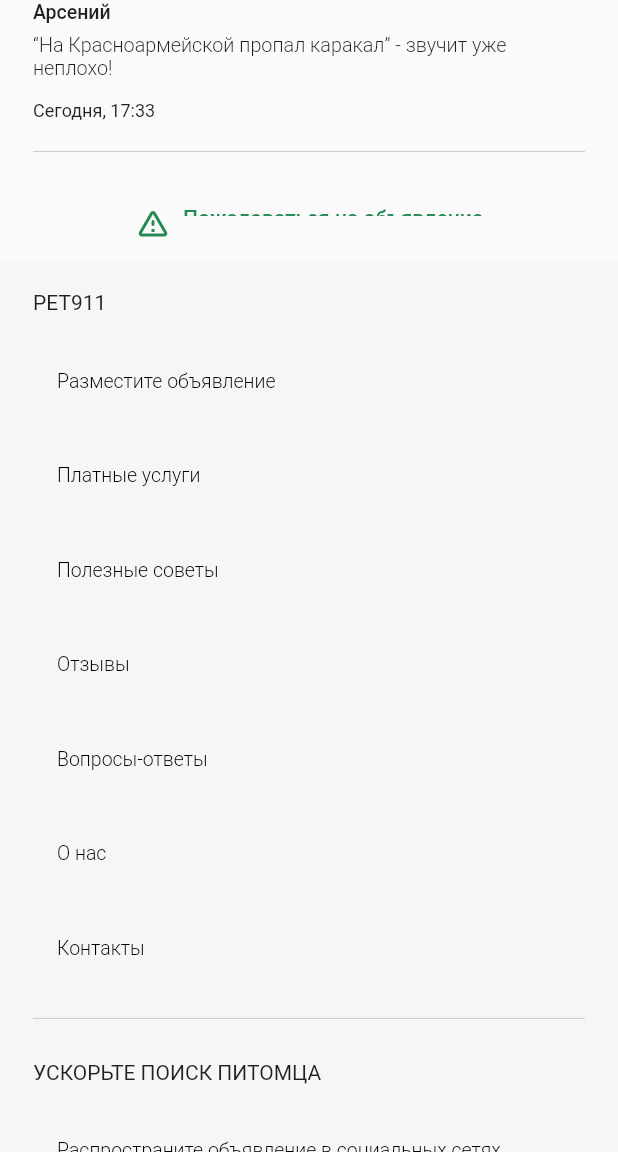
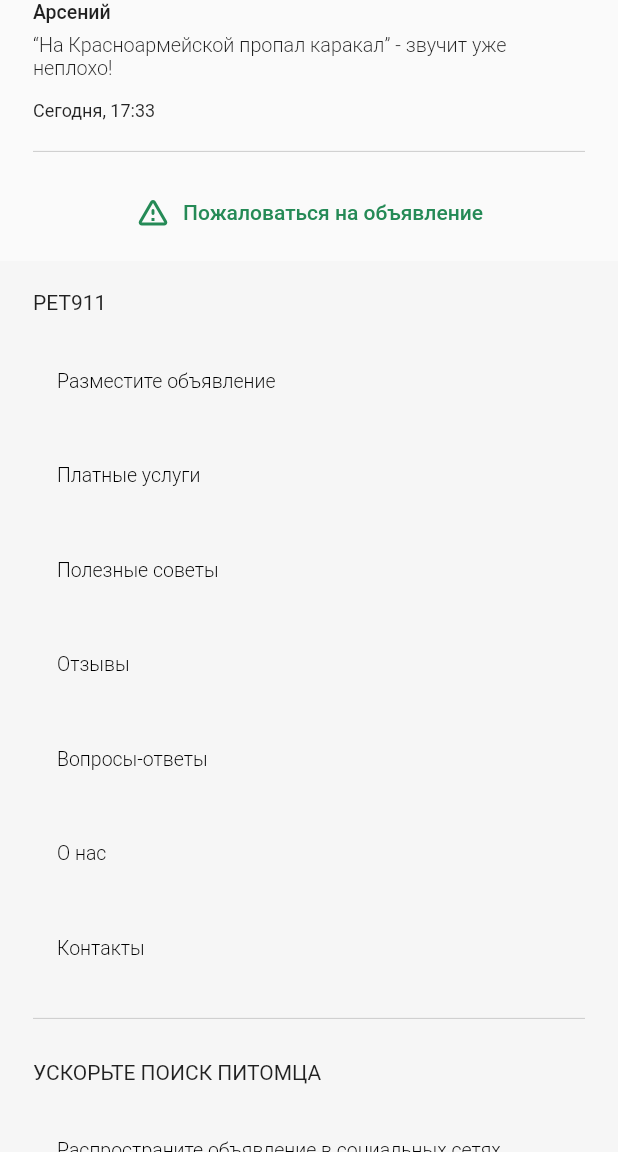
Before and after one commit to Stuzja/pet_lost, a Flutter app: the screen it shows after launch, scrolled down 1728 dp, on a phone screen of 412 x 824 dp, the part 84-1236 px from its top. Run offline on Flutter 3.47's test engine with Material 2 defaults, Android fonts, the phone set to English and light mode, and no system bars; our stand-ins replace font_awesome_flutter, share; network calls fail.

Commit message:
Продолжена работа над TextField, paddingами

```diff
--- a/lib/main.dart
+++ b/lib/main.dart
@@ -1,4 +1,5 @@
 import 'package:flutter/material.dart';
+import 'package:flutter/services.dart';
 import 'package:share/share.dart';
 import 'package:pet_lost/widgets/footer.dart';
 import 'package:pet_lost/widgets/comment.dart';
@@ -13,21 +14,15 @@ void main() {
 class MyApp extends StatelessWidget {
   const MyApp({Key? key}) : super(key: key);
 
-  // This widget is the root of your application.
   @override
   Widget build(BuildContext context) {
+    SystemChrome.setPreferredOrientations([
+      DeviceOrientation.portraitUp,
+      DeviceOrientation.portraitDown,
+    ]);
     return MaterialApp(
       title: 'Flutter Demo',
       theme: ThemeData(
-        // This is the theme of your application.
-        //
-        // Try running your application with "flutter run". You'll see the
-        // application has a blue toolbar. Then, without quitting the app, try
-        // changing the primarySwatch below to Colors.green and then invoke
-        // "hot reload" (press "r" in the console where you ran "flutter run",
-        // or simply save your changes to "hot reload" in a Flutter IDE).
-        // Notice that the counter didn't reset back to zero; the application
-        // is not restarted.
         primarySwatch: Colors.blue,
       ),
       home: const MyHomePage(title: 'Flutter Demo Home Page'),
@@ -37,15 +32,6 @@ class MyApp extends StatelessWidget {
 
 class MyHomePage extends StatefulWidget {
   const MyHomePage({Key? key, required this.title}) : super(key: key);
-
-  // This widget is the home page of your application. It is stateful, meaning
-  // that it has a State object (defined below) that contains fields that affect
-  // how it looks.
-
-  // This class is the configuration for the state. It holds the values (in this
-  // case the title) provided by the parent (in this case the App widget) and
-  // used by the build method of the State. Fields in a Widget subclass are
-  // always marked "final".
 
   final String title;
 
@@ -57,15 +43,14 @@ class _MyHomePageState extends State<MyHomePage> {
   bool _wasTap = false;
   int activePage = 0;
   bool showNumber = false;
+  var _controller = TextEditingController();
+
   @override
   Widget build(BuildContext context) {
-    // This method is rerun every time setState is called, for instance as done
-    // by the _incrementCounter method above.
-    //
-    // The Flutter framework has been optimized to make rerunning build methods
-    // fast, so that you can just rebuild anything that needs updating rather
-    // than having to individually change instances of widgets.
+    final mediaQuery = MediaQuery.of(context);
+
     return Scaffold(
+      //AppBar
       appBar: AppBar(
           backgroundColor: Colors.white,
           elevation: 0,
@@ -95,7 +80,7 @@ class _MyHomePageState extends State<MyHomePage> {
             ),
             IconButton(
               onPressed: () {
-                Share.share("hhh");
+                Share.share("Пропал питомец");
               },
               icon: const Icon(Icons.upload),
               color: const Color.fromRGBO(37, 138, 86, 1),
@@ -103,11 +88,12 @@ class _MyHomePageState extends State<MyHomePage> {
           ]),
       body: Center(
           child: ListView(children: <Widget>[
+        //Карусель фото
         Stack(alignment: AlignmentDirectional.bottomCenter, children: [
-          SizedBox(
+          Container(
               height: 250,
               child: PageView(
-                scrollDirection: Axis.vertical,
+                scrollDirection: Axis.horizontal,
                 physics: const BouncingScrollPhysics(),
                 onPageChanged: (page) {
                   setState(() {
@@ -115,20 +101,22 @@ class _MyHomePageState extends State<MyHomePage> {
                   });
                 },
                 children: [
-                  Image.network(shlepas[0]),
-                  Image.network(shlepas[1]),
-                  Image.network(shlepas[2]),
-                  Image.network(shlepas[3])
+                  Image.network(shlepas[0], fit: BoxFit.fill),
+                  Image.network(shlepas[1], fit: BoxFit.fill),
+                  Image.network(shlepas[2], fit: BoxFit.fill),
+                  Image.network(shlepas[3], fit: BoxFit.fill)
                 ],
               )),
           Container(
+            margin: EdgeInsets.all(20.5),
             decoration: BoxDecoration(
                 color: Colors.black.withOpacity(0.7),
                 borderRadius: BorderRadius.circular(3)),
             child: Text('  ${activePage + 1}/4  ',
                 style: TextStyle(color: Colors.white, fontSize: 11)),
-              margin: EdgeInsets.all(20.5))
+          )
         ]),
+
         Padding(
             padding: const EdgeInsets.only(
                 left: 22.0, top: 16.93, right: 22.0, bottom: 0),
@@ -196,33 +184,12 @@ class _MyHomePageState extends State<MyHomePage> {
                     style:
                         TextStyle(fontSize: 14, fontWeight: FontWeight.w500)),
                 const SizedBox(height: 15),
-                Row(children: [
-                  buildBigSocialButton(
-                    icon: FontAwesomeIcons.facebookSquare,
-                    color: Color(0xFF0075fc),
-                    onClicked: () => share(SocialMedia.facebook),
-                  ),
-                  const SizedBox(
-                    width: 8,
-                  ),
-                  buildBigSocialButton(
-                    icon: FontAwesomeIcons.twitter,
-                    color: Color(0xFF1da1f2),
-                    onClicked: () => share(SocialMedia.twitter),
-                  ),
-                  const SizedBox(
-                    width: 8,
-                  ),
-                  buildBigSocialButton(
-                    icon: FontAwesomeIcons.vk,
-                    color: const Color.fromRGBO(39, 135, 245, 1),
-                    onClicked: () => share(SocialMedia.vk),
-                  ),
-                ]),
+                buildBigSocialButtons(),
                 const Divider(color: Color.fromRGBO(203, 203, 203, 1)),
                 Row(
                   children: [
                     Column(
+                      mainAxisAlignment: MainAxisAlignment.spaceAround,
                       crossAxisAlignment: CrossAxisAlignment.start,
                       children: const [
                         Text("Номер объявления",
@@ -312,26 +279,39 @@ class _MyHomePageState extends State<MyHomePage> {
                         fontFamily: "MuseoCyrl")),
               ],
             )),
+
         Container(
+          width: mediaQuery.size.width,
           color: const Color.fromRGBO(246, 246, 246, 1),
           height: 54,
           child: Container(
               padding: const EdgeInsets.symmetric(vertical: 10, horizontal: 22),
-              child: const TextField(
+              child: TextField(
+                  controller: _controller,
                   decoration: InputDecoration(
-                      suffixText: "Отпр. ",
-                      suffixStyle: TextStyle(
+                      suffixIcon: TextButton(
+                        child: const Text(
+                          "Отпр. ",
+                          style: TextStyle(
                               color: Color.fromRGBO(37, 138, 86, 0.6),
                               fontSize: 11),
+                        ),
+                        onPressed: () {
+                          setState(() {
+                            _controller.clear;
+                          });
+                        },
+                      ),
                       border: OutlineInputBorder(),
                       filled: true,
                       fillColor: Colors.white,
                       labelText: 'Ваш комментарий...',
-                      labelStyle: TextStyle(
+                      labelStyle: const TextStyle(
                           fontWeight: FontWeight.w400,
                           fontSize: 11,
                           color: Color.fromRGBO(151, 151, 153, 1))))),
         ),
+
         const SizedBox(height: 8),
         Column(
           children: [
@@ -346,17 +326,15 @@ class _MyHomePageState extends State<MyHomePage> {
             comments[6],
           ],
         ),
+
         Padding(
-            padding: const EdgeInsets.only(left: 22.0, right: 22.0),
+            padding: const EdgeInsets.symmetric(horizontal: 22.0),
             child: Column(
-              crossAxisAlignment: CrossAxisAlignment.start,
               children: [
                 const Divider(color: Color.fromRGBO(203, 203, 203, 1)),
-                const SizedBox(height: 20),
-                SizedBox(
-                    height: 23,
-                    child: Align(
-                        alignment: Alignment.center,
+                Container(
+                    height: 65,
+                    child: Center(
                         child: TextButton.icon(
                             onPressed: () {},
                             label: const Text("Пожаловаться на объявление"),
@@ -365,9 +343,9 @@ class _MyHomePageState extends State<MyHomePage> {
                               foregroundColor: MaterialStateProperty.all<Color>(
                                   const Color.fromRGBO(37, 138, 86, 1)),
                             )))),
-                const SizedBox(height: 22),
               ],
             )),
+
         Container(
             color: const Color.fromRGBO(246, 246, 246, 1),
             padding: const EdgeInsets.symmetric(horizontal: 22),
@@ -393,33 +371,7 @@ class _MyHomePageState extends State<MyHomePage> {
                             fontSize: 10, fontWeight: FontWeight.w400))
                   ]),
                   const SizedBox(width: 33),
-                  Row(children: [
-                    buildSmallSocialButton(
-                      icon: FontAwesomeIcons.vk,
-                      onClicked: () => share(SocialMedia.vk),
-                    ),
-                    const SizedBox(
-                      width: 11,
-                    ),
-                    buildSmallSocialButton(
-                      icon: FontAwesomeIcons.odnoklassniki,
-                      onClicked: () => share(SocialMedia.ok),
-                    ),
-                    const SizedBox(
-                      width: 11,
-                    ),
-                    buildSmallSocialButton(
-                      icon: FontAwesomeIcons.facebookSquare,
-                      onClicked: () => share(SocialMedia.facebook),
-                    ),
-                    const SizedBox(
-                      width: 11,
-                    ),
-                    buildSmallSocialButton(
-                      icon: FontAwesomeIcons.twitter,
-                      onClicked: () => share(SocialMedia.twitter),
-                    ),
-                  ]),
+                  buildSmallSocialButtons(),
                 ]),
               ]),
             ])),
--- a/lib/widgets/comment.dart
+++ b/lib/widgets/comment.dart
@@ -1,5 +1,4 @@
 import 'package:flutter/cupertino.dart';
-
 import 'package:flutter/material.dart';
 
 class CommentWidget extends StatelessWidget {
@@ -13,7 +12,7 @@ class CommentWidget extends StatelessWidget {
   Widget build(BuildContext context) {
     return InkWell(
         child: Container(
-            width: 375,
+            width:  MediaQuery.of(context).size.width,
             margin: const EdgeInsets.only(
                   left: 22.0,right: 22.0),
             child: Column(
--- a/lib/widgets/socialmediaButtons.dart
+++ b/lib/widgets/socialmediaButtons.dart
@@ -21,14 +21,50 @@ Widget buildBigSocialButtons() => Row(children: [
       const SizedBox(
         width: 8,
       ),
+      buildBigSocialButton(
+        icon: FontAwesomeIcons.vk,
+        color: const Color.fromRGBO(39, 135, 245, 1),
+        onClicked: () => share(SocialMedia.vk),
+      ),
+    ]);
+
+Widget buildSmallSocialButtons() => Row(children: [
+      buildSmallSocialButton(
+        icon: FontAwesomeIcons.vk,
+        onClicked: () => share(SocialMedia.vk),
+      ),
+      const SizedBox(
+        width: 11,
+      ),
+      buildSmallSocialButton(
+        icon: FontAwesomeIcons.odnoklassniki,
+        onClicked: () => share(SocialMedia.ok),
+      ),
+      const SizedBox(
+        width: 11,
+      ),
+      buildSmallSocialButton(
+        icon: FontAwesomeIcons.facebookSquare,
+        onClicked: () => share(SocialMedia.facebook),
+      ),
+      const SizedBox(
+        width: 11,
+      ),
+      buildSmallSocialButton(
+        icon: FontAwesomeIcons.twitter,
+        onClicked: () => share(SocialMedia.twitter),
+      ),
     ]);
 
 Future share(SocialMedia socialPlatform) async {
   final text = 'Пропал питомец';
   final urls = {
-    SocialMedia.facebook: 'https://www.facebook.com/sharer/sharer.php?u=&picture=',
-    SocialMedia.twitter: 'https://twitter.com/share?url=&text=$text&hashtags=&via=',
-    SocialMedia.vk: 'https://vk.com/share.php?url=&title=&description=&comment=Пропал питомец&image=&noparse=true',
+    SocialMedia.facebook:
+        'https://www.facebook.com/sharer/sharer.php?u=&picture=',
+    SocialMedia.twitter:
+        'https://twitter.com/share?url=&text=$text&hashtags=&via=',
+    SocialMedia.vk:
+        'https://vk.com/share.php?url=&title=&description=&comment=Пропал питомец&image=&noparse=true',
     SocialMedia.ok: 'https://ok.ru/post'
   };
   final url = urls[socialPlatform]!;
```
Lines whose indentation alone changed are shown as unchanged.
